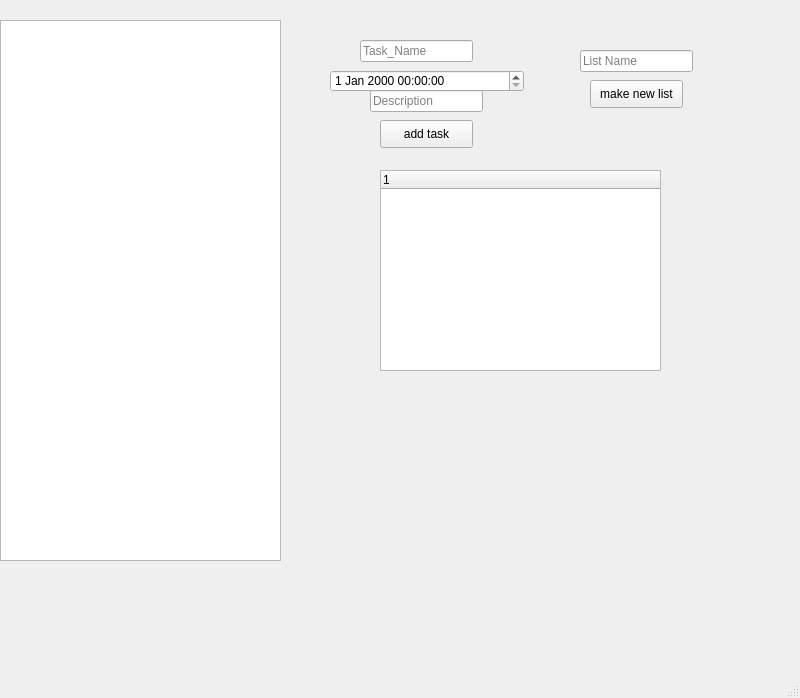
Above: professor_panel.ui from KianaFakhrian/TODOLIST before the change. Below: the same form after it.
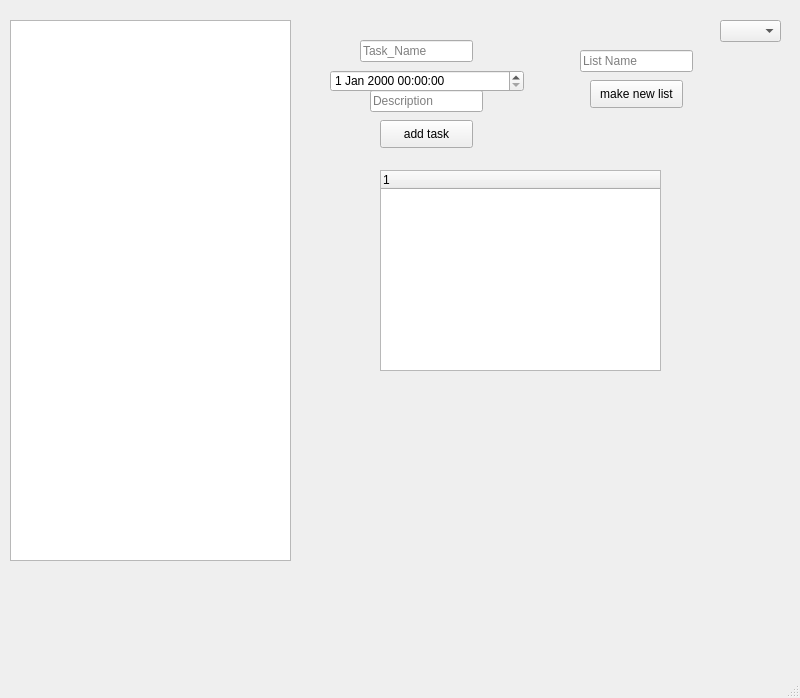
That is the form after the change.

```diff
--- a/professor_panel.ui
+++ b/professor_panel.ui
@@ -43,7 +43,7 @@
    <widget class="QListWidget" name="listWidget">
     <property name="geometry">
      <rect>
-      <x>0</x>
+      <x>10</x>
       <y>20</y>
       <width>281</width>
       <height>541</height>
@@ -114,6 +114,28 @@
      <string>Description</string>
     </property>
    </widget>
+   <widget class="QComboBox" name="ThemecomboBox">
+    <property name="geometry">
+     <rect>
+      <x>720</x>
+      <y>20</y>
+      <width>61</width>
+      <height>22</height>
+     </rect>
+    </property>
+    <property name="whatsThis">
+     <string>theme</string>
+    </property>
+    <property name="accessibleName">
+     <string>theme</string>
+    </property>
+    <property name="editable">
+     <bool>false</bool>
+    </property>
+    <property name="currentText">
+     <string/>
+    </property>
+   </widget>
   </widget>
   <widget class="QMenuBar" name="menubar">
    <property name="geometry">
```
